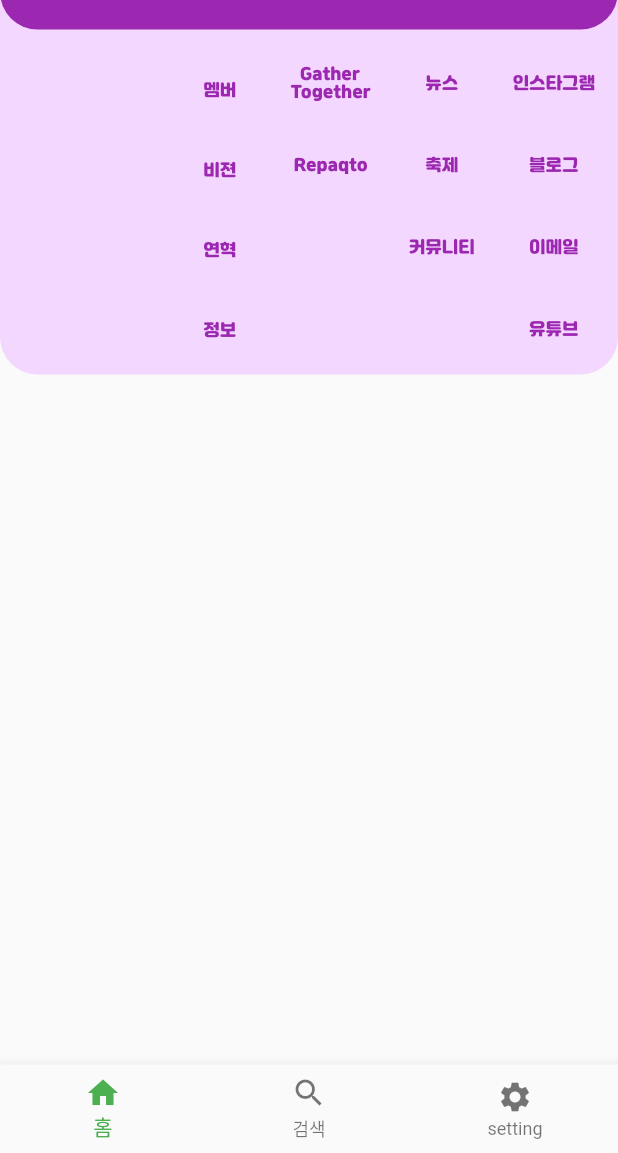
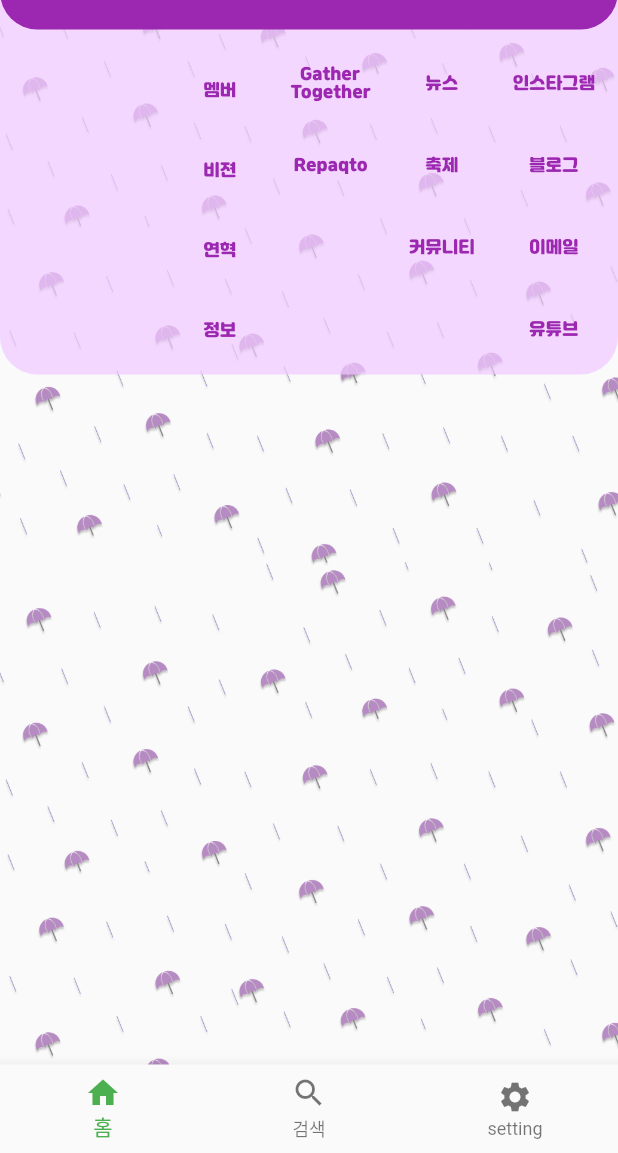
Before and after one commit to sinwoovj/ShurubKoreaApp, a Flutter app: the screen it shows after launch, on a phone screen of 412 x 824 dp, the part 83-1236 px from its top. Run offline on Flutter 3.47's test engine with Material 2 defaults, Android fonts, the phone set to English and light mode, and no system bars; our stand-ins replace shared_preferences; project files that could hold a hidden picture were left out.

Commit message:
bg update

```diff
--- a/lib/page1.dart
+++ b/lib/page1.dart
@@ -12,7 +12,10 @@ class _Page1State extends State<Page1> {
   @override
   Widget build(BuildContext context) {
     return Scaffold(
-      body: SafeArea(child: header()),
+      body: SafeArea(
+          child: Stack(
+        children: [body(), header()],
+      )),
     );
   }
 
@@ -204,13 +207,22 @@ class _Page1State extends State<Page1> {
     );
   }
 
-  Widget body() {}
+  Widget body() {
+    return Container(
+      width: double.infinity,
+      height: double.infinity,
+      child: bg(),
+    );
+  }
 
   Widget logo() {
     return Image.asset('assets/images/Product/Logo.png', width: 100, height: 35);
   }
 
   Widget bg() {
-    return Image.asset('assets/images/Product/BG.png');
+    return Image.asset(
+      'assets/images/BG.png',
+      fit: BoxFit.cover,
+    );
   }
 }
--- a/pubspec.yaml
+++ b/pubspec.yaml
@@ -64,6 +64,7 @@ flutter:
     - assets/images/Home/
     - assets/images/Product/
     - assets/images/Mobile/
+    - assets/images/BG.png
   #   - images/a_dot_ham.jpeg
 
   # An image asset can refer to one or more resolution-specific "variants", see
```
Also changed, not shown: lib/product.dart (added, +44 -0 lines), assets/images/BG.png (added).
